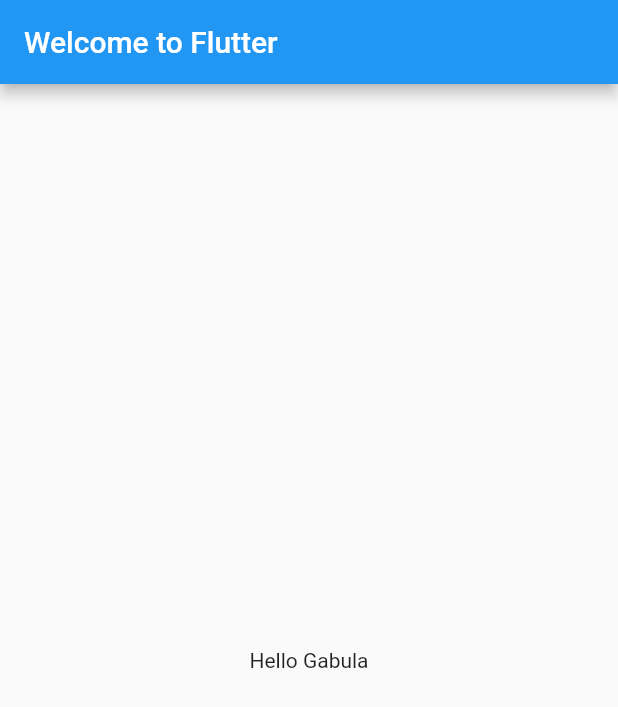
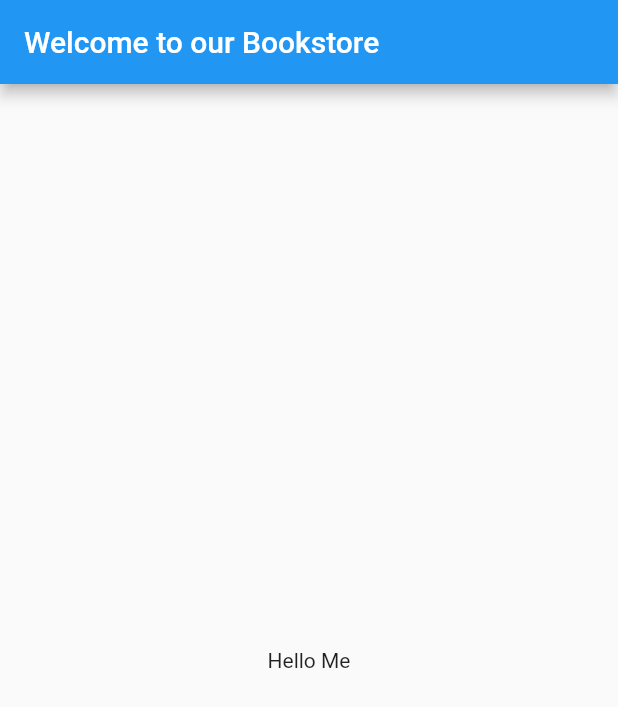
Before and after one commit to Gabula145/bookstore, a Flutter app: the screen it shows after launch, on a phone screen of 412 x 824 dp. Shown: the top 707 px of the screen. Run offline on Flutter 3.47's test engine with Material 2 defaults, Android fonts, the phone set to English and light mode, and no system bars.

Commit message:
flutter navigation

```diff
--- a/lib/main.dart
+++ b/lib/main.dart
@@ -1,3 +1,4 @@
+import 'package:bookstore/screens/columns.dart';
 import 'package:flutter/material.dart';
 
 void main() {
@@ -10,13 +11,20 @@ class MyApp extends StatelessWidget {
   @override
   Widget build(BuildContext context) {
     return MaterialApp(
-      title: 'Welcome to Flutter',
+      title: 'Welcome to our Bookstore',
       home: Scaffold(
         appBar: AppBar(
-          title: const Text('Welcome to Flutter'),
+          title: const Text('Welcome to our Bookstore'),
         ),
-        body: const Center(
-          child: Text('Hello Gabula'),
+        body: InkWell(
+          onTap: () {
+            Navigator.push(
+                context,
+                MaterialPageRoute(
+                  builder: (context) => Columns(),
+               ));
+          },
+          child: Center(child: Text('Hello Me')),
         ),
       ),
     );
--- a/lib/screens/columns.dart
+++ b/lib/screens/columns.dart
@@ -1,4 +1,6 @@
 import 'package:flutter/cupertino.dart';
+
+import 'package:flutter/material.dart';
 
 class Columns extends StatefulWidget {
   const Columns({Key? key}) : super(key: key);
```
